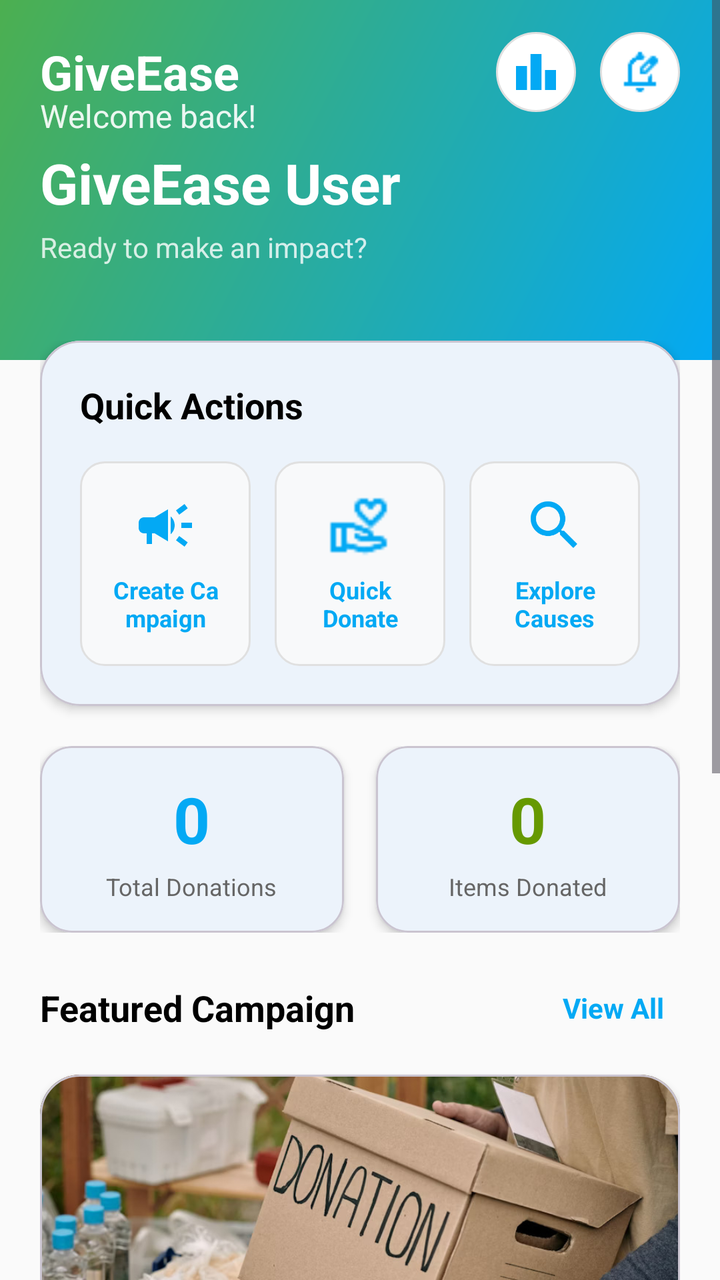
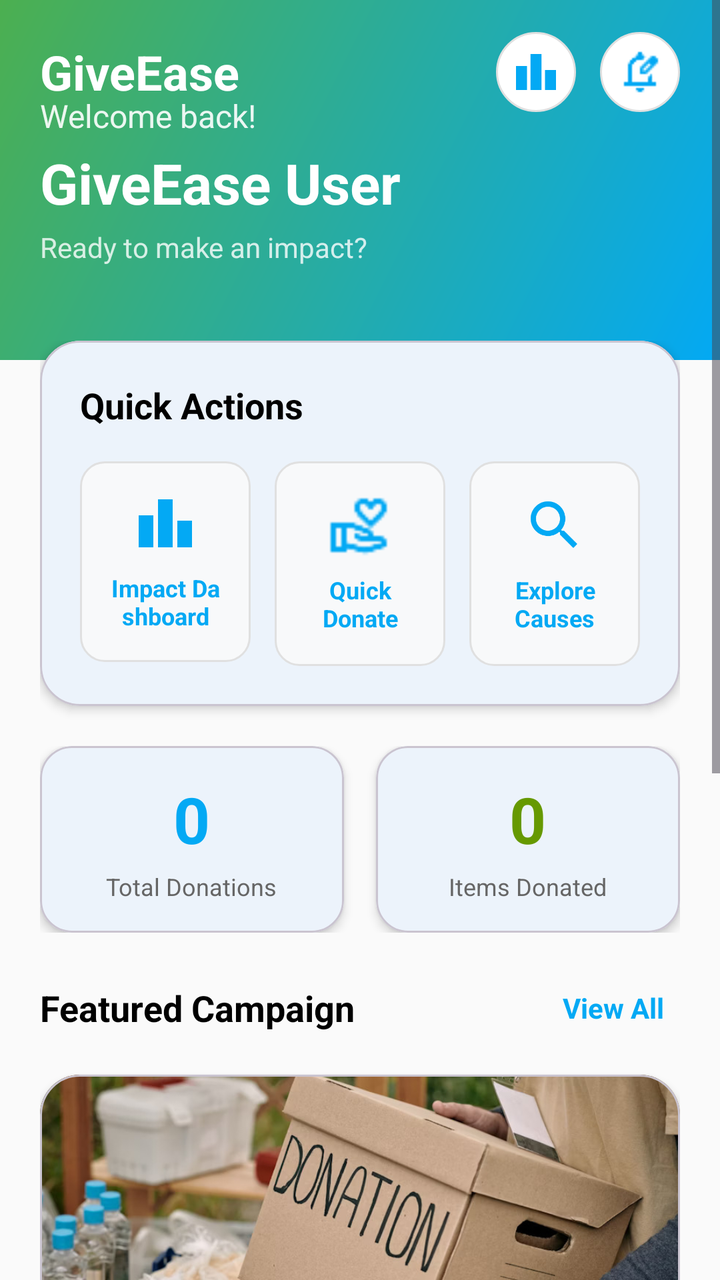

Screens rendered from an Android XML layout before and after an edit, with the pre-edit source and the edit as a unified diff.
<!-- AndroidManifest.xml: application theme Theme.GiveEase -->
<!-- res/layout/fragment_donor_home.xml -->
<?xml version="1.0" encoding="utf-8"?>
<ScrollView xmlns:android="http://schemas.android.com/apk/res/android"
    xmlns:app="http://schemas.android.com/apk/res-auto"
    android:layout_width="match_parent"
    android:layout_height="match_parent"
    android:background="@color/background"
    android:fillViewport="true">

    <LinearLayout
        android:layout_width="match_parent"
        android:layout_height="wrap_content"
        android:orientation="vertical">

        <RelativeLayout
            android:layout_width="match_parent"
            android:layout_height="180dp"
            android:background="@drawable/home_header_gradient">

            <LinearLayout
                android:layout_width="match_parent"
                android:layout_height="wrap_content"
                android:orientation="horizontal"
                android:gravity="center_vertical"
                android:paddingHorizontal="20dp"
                android:paddingTop="16dp"
                android:layout_alignParentTop="true">

                <LinearLayout
                    android:layout_width="0dp"
                    android:layout_weight="1"
                    android:layout_height="wrap_content"
                    android:orientation="vertical">

                    <TextView
                        android:layout_width="wrap_content"
                        android:layout_height="wrap_content"
                        android:text="GiveEase"
                        android:textSize="24sp"
                        android:textStyle="bold"
                        android:textColor="@android:color/white" />

                </LinearLayout>

                <LinearLayout
                    android:layout_width="wrap_content"
                    android:layout_height="wrap_content"
                    android:orientation="horizontal">

                    <ImageView
                        android:id="@+id/ivLeaderboard"
                        android:layout_width="40dp"
                        android:layout_height="40dp"
                        android:src="@drawable/ic_leaderboard1"
                        android:background="@drawable/circle_white_bg"
                        android:padding="8dp"
                        android:layout_marginEnd="12dp"
                        app:tint="@color/secondary" />

                    <ImageView
                        android:id="@+id/ivNotifications"
                        android:layout_width="40dp"
                        android:layout_height="40dp"
                        android:src="@drawable/ic_notification"
                        android:background="@drawable/circle_white_bg"
                        android:padding="8dp"
                        app:tint="@color/secondary" />
                </LinearLayout>
            </LinearLayout>

            <LinearLayout
                android:layout_width="match_parent"
                android:layout_height="wrap_content"
                android:orientation="vertical"
                android:layout_centerInParent="true"
                android:paddingHorizontal="20dp">

                <TextView
                    android:layout_width="wrap_content"
                    android:layout_height="wrap_content"
                    android:text="Welcome back!"
                    android:textSize="16sp"
                    android:textColor="@android:color/white"
                    android:alpha="0.9" />

                <TextView
                    android:id="@+id/tvUserName"
                    android:layout_width="wrap_content"
                    android:layout_height="wrap_content"
                    android:text="GiveEase User"
                    android:textSize="28sp"
                    android:textStyle="bold"
                    android:textColor="@android:color/white"
                    android:layout_marginTop="4dp" />

                <TextView
                    android:layout_width="wrap_content"
                    android:layout_height="wrap_content"
                    android:text="Ready to make an impact?"
                    android:textSize="14sp"
                    android:textColor="@android:color/white"
                    android:alpha="0.8"
                    android:layout_marginTop="4dp" />
            </LinearLayout>
        </RelativeLayout>

        <LinearLayout
            android:layout_width="match_parent"
            android:layout_height="wrap_content"
            android:orientation="vertical"
            android:padding="20dp"
            android:layout_marginTop="-30dp">

            <com.google.android.material.card.MaterialCardView
                android:layout_width="match_parent"
                android:layout_height="wrap_content"
                android:layout_marginBottom="20dp"
                app:cardCornerRadius="20dp"
                app:cardElevation="3dp"
                app:cardBackgroundColor="@android:color/white">

                <LinearLayout
                    android:layout_width="match_parent"
                    android:layout_height="wrap_content"
                    android:orientation="vertical"
                    android:padding="20dp">

                    <TextView
                        android:layout_width="wrap_content"
                        android:layout_height="wrap_content"
                        android:text="Quick Actions"
                        android:textSize="18sp"
                        android:textStyle="bold"
                        android:textColor="@android:color/black"
                        android:layout_marginBottom="16dp" />

                    <LinearLayout
                        android:layout_width="match_parent"
                        android:layout_height="wrap_content"
                        android:orientation="horizontal">

                        <LinearLayout
                            android:id="@+id/layoutDonateWithoutRequest"
                            android:layout_width="0dp"
                            android:layout_weight="1"
                            android:layout_height="wrap_content"
                            android:orientation="vertical"
                            android:gravity="center"
                            android:background="@drawable/action_button_bg"
                            android:clickable="true"
                            android:focusable="true"
                            android:padding="16dp"
                            android:layout_marginEnd="8dp">

                            <ImageView
                                android:layout_width="32dp"
                                android:layout_height="32dp"
                                android:src="@drawable/ic_campaign"
                                app:tint="@color/secondary"
                                android:layout_marginBottom="8dp" />

                            <TextView
                                android:layout_width="wrap_content"
                                android:layout_height="wrap_content"
                                android:text="Create Campaign"
                                android:textSize="12sp"
                                android:textStyle="bold"
                                android:textColor="@color/secondary"
                                android:gravity="center" />
                        </LinearLayout>

                        <LinearLayout
                            android:id="@+id/layoutQuickDonate"
                            android:layout_width="0dp"
                            android:layout_weight="1"
                            android:layout_height="wrap_content"
                            android:orientation="vertical"
                            android:gravity="center"
                            android:background="@drawable/action_button_bg"
                            android:clickable="true"
                            android:focusable="true"
                            android:padding="16dp"
                            android:layout_marginStart="4dp"
                            android:layout_marginEnd="4dp">

                            <ImageView
                                android:layout_width="32dp"
                                android:layout_height="32dp"
                                android:src="@drawable/ic_donation"
                                app:tint="@color/secondary"
                                android:layout_marginBottom="8dp" />

                            <TextView
                                android:layout_width="wrap_content"
                                android:layout_height="wrap_content"
                                android:text="Quick Donate"
                                android:textSize="12sp"
                                android:textStyle="bold"
                                android:textColor="@color/secondary"
                                android:gravity="center" />
                        </LinearLayout>

                        <LinearLayout
                            android:id="@+id/layoutExploreCauses"
                            android:layout_width="0dp"
                            android:layout_weight="1"
                            android:layout_height="wrap_content"
                            android:orientation="vertical"
                            android:gravity="center"
                            android:background="@drawable/action_button_bg"
                            android:clickable="true"
                            android:focusable="true"
                            android:padding="16dp"
                            android:layout_marginStart="8dp">

                            <ImageView
                                android:layout_width="32dp"
                                android:layout_height="32dp"
                                android:src="@drawable/ic_search"
                                app:tint="@color/secondary"
                                android:layout_marginBottom="8dp" />

                            <TextView
                                android:layout_width="wrap_content"
                                android:layout_height="wrap_content"
                                android:text="Explore Causes"
                                android:textSize="12sp"
                                android:textStyle="bold"
                                android:textColor="@color/secondary"
                                android:gravity="center" />
                        </LinearLayout>
                    </LinearLayout>
                </LinearLayout>
            </com.google.android.material.card.MaterialCardView>

            <LinearLayout
                android:layout_width="match_parent"
                android:layout_height="wrap_content"
                android:orientation="horizontal"
                android:layout_marginBottom="20dp">

                <com.google.android.material.card.MaterialCardView
                    android:layout_width="0dp"
                    android:layout_weight="1"
                    android:layout_height="wrap_content"
                    android:layout_marginEnd="8dp"
                    app:cardCornerRadius="16dp"
                    app:cardElevation="3dp"
                    app:cardBackgroundColor="@android:color/white">

                    <LinearLayout
                        android:layout_width="match_parent"
                        android:layout_height="match_parent"
                        android:gravity="center"
                        android:orientation="vertical"
                        android:padding="15dp">

                        <TextView
                            android:id="@+id/tvDonationsCount"
                            android:layout_width="wrap_content"
                            android:layout_height="wrap_content"
                            android:text="0"
                            android:textColor="@color/secondary"
                            android:textSize="32sp"
                            android:textStyle="bold" />

                        <TextView
                            android:layout_width="wrap_content"
                            android:layout_height="wrap_content"
                            android:layout_marginTop="4dp"
                            android:gravity="center"
                            android:text="Total Donations"
                            android:textColor="#666666"
                            android:textSize="12sp" />
                    </LinearLayout>
                </com.google.android.material.card.MaterialCardView>

                <com.google.android.material.card.MaterialCardView
                    android:layout_width="0dp"
                    android:layout_weight="1"
                    android:layout_height="wrap_content"
                    android:layout_marginStart="8dp"
                    app:cardCornerRadius="16dp"
                    app:cardElevation="3dp"
                    app:cardBackgroundColor="@android:color/white">

                    <LinearLayout
                        android:layout_width="match_parent"
                        android:layout_height="match_parent"
                        android:gravity="center"
                        android:orientation="vertical"
                        android:padding="15dp">

                        <TextView
                            android:id="@+id/tvTotalAmount"
                            android:layout_width="wrap_content"
                            android:layout_height="wrap_content"
                            android:text="0"
                            android:textColor="@android:color/holo_green_dark"
                            android:textSize="32sp"
                            android:textStyle="bold" />

                        <TextView
                            android:layout_width="wrap_content"
                            android:layout_height="wrap_content"
                            android:layout_marginTop="4dp"
                            android:gravity="center"
                            android:text="Items Donated"
                            android:textColor="#666666"
                            android:textSize="12sp" />
                    </LinearLayout>
                </com.google.android.material.card.MaterialCardView>
            </LinearLayout>

            <LinearLayout
                android:layout_width="match_parent"
                android:layout_height="wrap_content"
                android:orientation="horizontal"
                android:gravity="center_vertical"
                android:layout_marginBottom="16dp">

                <TextView
                    android:layout_width="0dp"
                    android:layout_weight="1"
                    android:layout_height="wrap_content"
                    android:text="Featured Campaign"
                    android:textSize="18sp"
                    android:textStyle="bold"
                    android:textColor="@android:color/black" />

                <TextView
                    android:id="@+id/tvViewAllCampaigns"
                    android:layout_width="wrap_content"
                    android:layout_height="wrap_content"
                    android:text="View All"
                    android:textSize="14sp"
                    android:textColor="@color/secondary"
                    android:textStyle="bold"
                    android:clickable="true"
                    android:focusable="true"
                    android:background="?attr/selectableItemBackground"
                    android:padding="8dp" />
            </LinearLayout>

            <com.google.android.material.card.MaterialCardView
                android:id="@+id/cardFeaturedCampaign"
                android:layout_width="match_parent"
                android:layout_height="wrap_content"
                android:layout_marginBottom="20dp"
                android:clickable="true"
                android:focusable="true"
                app:cardCornerRadius="20dp"
                app:cardElevation="3dp"
                app:cardBackgroundColor="@android:color/white">

                <LinearLayout
                    android:layout_width="match_parent"
                    android:layout_height="wrap_content"
                    android:orientation="vertical">

                    <ImageView
                        android:id="@+id/ivCampaignImage"
                        android:layout_width="match_parent"
                        android:layout_height="160dp"
                        android:src="@drawable/sample_compaign1"
                        android:scaleType="centerCrop" />

                    <LinearLayout
                        android:layout_width="match_parent"
                        android:layout_height="wrap_content"
                        android:orientation="vertical"
                        android:padding="20dp">

                        <TextView
                            android:id="@+id/tvFeaturedNgo"
                            android:layout_width="wrap_content"
                            android:layout_height="wrap_content"
                            android:text="Loading campaign..."
                            android:textSize="18sp"
                            android:textStyle="bold"
                            android:textColor="@android:color/black"
                            android:layout_marginBottom="16dp" />

                        <LinearLayout
                            android:layout_width="match_parent"
                            android:layout_height="wrap_content"
                            android:orientation="horizontal"
                            android:gravity="center_vertical"
                            android:layout_marginBottom="16dp">

                            <ProgressBar
                                android:id="@+id/progressBar"
                                style="?android:attr/progressBarStyleHorizontal"
                                android:layout_width="0dp"
                                android:layout_weight="1"
                                android:layout_height="8dp"
                                android:progress="0"
                                android:progressTint="@color/secondary"
                                android:progressBackgroundTint="#E0E0E0" />

                            <TextView
                                android:id="@+id/tvProgress"
                                android:layout_width="wrap_content"
                                android:layout_height="wrap_content"
                                android:text="0%"
                                android:textColor="@color/secondary"
                                android:textStyle="bold"
                                android:layout_marginStart="12dp" />
                        </LinearLayout>

                        <LinearLayout
                            android:layout_width="match_parent"
                            android:layout_height="wrap_content"
                            android:orientation="horizontal"
                            android:gravity="center_vertical">

                            <LinearLayout
                                android:layout_width="0dp"
                                android:layout_weight="1"
                                android:layout_height="wrap_content"
                                android:orientation="vertical">

                                <TextView
                                    android:id="@+id/tvCurrentAmount"
                                    android:layout_width="wrap_content"
                                    android:layout_height="wrap_content"
                                    android:text="0 items"
                                    android:textSize="16sp"
                                    android:textStyle="bold"
                                    android:textColor="@color/secondary" />

                                <TextView
                                    android:id="@+id/tvTargetAmount"
                                    android:layout_width="wrap_content"
                                    android:layout_height="wrap_content"
                                    android:text="of 0 items"
                                    android:textSize="12sp"
                                    android:textColor="#666666" />
                            </LinearLayout>

                            <com.google.android.material.button.MaterialButton
                                android:id="@+id/btnDonateFeatured"
                                android:layout_width="wrap_content"
                                android:layout_height="48dp"
                                android:text="Donate Now"
                                android:textSize="14sp"
                                android:textStyle="bold"
                                app:cornerRadius="24dp"
                                android:backgroundTint="@color/secondary"
                                android:paddingHorizontal="24dp" />
                        </LinearLayout>
                    </LinearLayout>
                </LinearLayout>
            </com.google.android.material.card.MaterialCardView>

            <LinearLayout
                android:layout_width="match_parent"
                android:layout_height="wrap_content"
                android:orientation="horizontal"
                android:gravity="center_vertical"
                android:layout_marginBottom="16dp">

                <TextView
                    android:layout_width="0dp"
                    android:layout_weight="1"
                    android:layout_height="wrap_content"
                    android:text="Recent Activity"
                    android:textSize="18sp"
                    android:textStyle="bold"
                    android:textColor="@android:color/black" />

                <TextView
                    android:id="@+id/tvViewAllActivity"
                    android:layout_width="wrap_content"
                    android:layout_height="wrap_content"
                    android:text="View All"
                    android:textSize="14sp"
                    android:textColor="@color/secondary"
                    android:textStyle="bold"
                    android:clickable="true"
                    android:focusable="true"
                    android:background="?attr/selectableItemBackground"
                    android:padding="8dp" />
            </LinearLayout>

            <com.google.android.material.card.MaterialCardView
                android:id="@+id/recentActivityCard"
                android:layout_width="match_parent"
                android:layout_height="wrap_content"
                android:layout_marginBottom="20dp"
                app:cardCornerRadius="16dp"
                app:cardElevation="2dp"
                app:cardBackgroundColor="@android:color/white">

                <LinearLayout
                    android:layout_width="match_parent"
                    android:layout_height="wrap_content"
                    android:orientation="horizontal"
                    android:padding="20dp"
                    android:gravity="center_vertical">

                    <ImageView
                        android:layout_width="48dp"
                        android:layout_height="48dp"
                        android:src="@drawable/ic_donation"
                        android:background="@drawable/circle_success_bg"
                        android:padding="12dp"
                        app:tint="@android:color/white" />

                    <LinearLayout
                        android:layout_width="0dp"
                        android:layout_weight="1"
                        android:layout_height="wrap_content"
                        android:orientation="vertical"
                        android:layout_marginStart="16dp">

                        <TextView
                            android:id="@+id/tvActivityTitle"
                            android:layout_width="wrap_content"
                            android:layout_height="wrap_content"
                            android:text="No recent activity"
                            android:textSize="16sp"
                            android:textStyle="bold"
                            android:textColor="@android:color/black" />

                        <TextView
                            android:id="@+id/tvActivitySubtitle"
                            android:layout_width="wrap_content"
                            android:layout_height="wrap_content"
                            android:text="Start donating today"
                            android:textSize="14sp"
                            android:textColor="#666666"
                            android:layout_marginTop="4dp" />
                    </LinearLayout>

                    <TextView
                        android:id="@+id/tvActivityAmount"
                        android:layout_width="wrap_content"
                        android:layout_height="wrap_content"
                        android:text="0 items"
                        android:textSize="18sp"
                        android:textStyle="bold"
                        android:textColor="@android:color/holo_green_dark" />
                </LinearLayout>
            </com.google.android.material.card.MaterialCardView>
        </LinearLayout>
    </LinearLayout>
</ScrollView>
<!-- resources referenced by this layout -->
<resources>
  <color name="background">#FAFAFA</color>
  <color name="secondary">#03A9F4</color>
  <!-- drawable action_button_bg (drawable) -->
  <shape xmlns:android="http://schemas.android.com/apk/res/android">
      <solid android:color="#F8F9FA" />
      <corners android:radius="12dp" />
      <stroke android:width="1dp" android:color="#E0E0E0" />
  </shape>
  <!-- drawable circle_success_bg (drawable) -->
  <shape xmlns:android="http://schemas.android.com/apk/res/android"
      android:shape="oval">
      <solid android:color="@android:color/holo_green_dark" />
  </shape>
  <!-- drawable circle_white_bg (drawable) -->
  <shape xmlns:android="http://schemas.android.com/apk/res/android"
      android:shape="oval">
      <solid android:color="@android:color/white" />
      <stroke android:width="1dp" android:color="#E0E0E0" />
  </shape>
  <!-- drawable home_header_gradient (drawable) -->
  <shape xmlns:android="http://schemas.android.com/apk/res/android">
      <gradient
          android:angle="135"
          android:startColor="@color/secondary"
          android:endColor="@color/primary"
          android:type="linear" />
  </shape>
  <!-- drawable ic_campaign (drawable) -->
  <vector xmlns:android="http://schemas.android.com/apk/res/android"
      android:width="24dp"
      android:height="24dp"
      android:viewportWidth="24"
      android:viewportHeight="24">
      <path
          android:fillColor="#FF000000"
          android:pathData="M18,11v2h4v-2h-4zM16,17.61c0.96,0.71 2.21,1.65 3.2,2.39 0.4,-0.53 0.8,-1.07 1.2,-1.6 -0.99,-0.74 -2.24,-1.68 -3.2,-2.4 -0.4,0.54 -0.8,1.07 -1.2,1.61zM20.4,5.6c-0.4,-0.53 -0.8,-1.07 -1.2,-1.6 -0.99,0.74 -2.24,1.68 -3.2,2.4 0.4,0.53 0.8,1.07 1.2,1.6 0.96,-0.72 2.21,-1.65 3.2,-2.4zM4,9c-1.1,0 -2,0.9 -2,2v2c0,1.1 0.9,2 2,2h1v4h2v-4h1l5,3L13,6L8,9L4,9zM15.5,12c0,-1.33 -0.58,-2.53 -1.5,-3.35v6.69c0.92,-0.81 1.5,-2.01 1.5,-3.34z"/>
  </vector>
  <!-- drawable ic_donation: png bitmap (drawable, 513 bytes) -->
  <!-- drawable ic_leaderboard1 (drawable) -->
  <vector xmlns:android="http://schemas.android.com/apk/res/android"
      android:width="24dp"
      android:height="24dp"
      android:viewportWidth="24"
      android:viewportHeight="24">
      <path
          android:fillColor="#FF000000"
          android:pathData="M7.5,21H2V9h5.5V21zM14.75,3h-5.5v18h5.5V3zM22,11h-5.5v10H22V11z"/>
  </vector>
  <!-- drawable ic_notification: png bitmap (drawable, 363 bytes) -->
  <!-- drawable ic_search (drawable) -->
  <vector xmlns:android="http://schemas.android.com/apk/res/android"
      android:width="24dp"
      android:height="24dp"
      android:viewportWidth="24"
      android:viewportHeight="24">
      <path
          android:fillColor="#FF000000"
          android:pathData="M15.5,14h-0.79l-0.28,-0.27C15.41,12.59 16,11.11 16,9.5 16,5.91 13.09,3 9.5,3S3,5.91 3,9.5 5.91,16 9.5,16c1.61,0 3.09,-0.59 4.23,-1.57l0.27,0.28v0.79l5,4.99L20.49,19l-4.99,-5zM9.5,14C7.01,14 5,11.99 5,9.5S7.01,5 9.5,5 14,7.01 14,9.5 11.99,14 9.5,14z"/>
  </vector>
  <style name="Theme.GiveEase" parent="Theme.Material3.Light.NoActionBar">
          
          <item name="colorPrimary">@color/primary_blue</item>
          <item name="colorOnPrimary">@color/white</item>
          <item name="colorSecondary">@color/teal_200</item>
          <item name="colorOnSecondary">@color/black</item>
  
          
          <item name="android:windowBackground">@color/background</item>
          <item name="colorSurface">@color/surface</item>
          <item name="colorOnSurface">@color/onSurface</item>
          <item name="colorOnBackground">@color/onBackground</item>
  
          
          <item name="android:statusBarColor" tools:targetApi="l">?attr/colorPrimary</item>
  
      </style>
  <color name="primary">#4CAF50</color>
  <color name="primary_blue">#1976D2</color>
  <color name="white">#FFFFFFFF</color>
  <color name="teal_200">#FF03DAC5</color>
  <color name="black">#FF000000</color>
  <color name="surface">#FFFFFF</color>
  <color name="onSurface">#212121</color>
  <color name="onBackground">#212121</color>
  <!-- unchanged entries left out for length: 1 -->
</resources>

<!-- the commit's change to res/layout/fragment_donor_home.xml (unified diff, before → after) -->
@@ -139,7 +139,7 @@
                         android:orientation="horizontal">
 
                         <LinearLayout
-                            android:id="@+id/layoutDonateWithoutRequest"
+                            android:id="@+id/layoutImpactDashboard"
                             android:layout_width="0dp"
                             android:layout_weight="1"
                             android:layout_height="wrap_content"
@@ -148,20 +148,20 @@
                             android:background="@drawable/action_button_bg"
                             android:clickable="true"
                             android:focusable="true"
-                            android:padding="16dp"
+                            android:padding="15dp"
                             android:layout_marginEnd="8dp">
 
                             <ImageView
                                 android:layout_width="32dp"
                                 android:layout_height="32dp"
-                                android:src="@drawable/ic_campaign"
+                                android:src="@drawable/ic_leaderboard1"
                                 app:tint="@color/secondary"
                                 android:layout_marginBottom="8dp" />
 
                             <TextView
                                 android:layout_width="wrap_content"
                                 android:layout_height="wrap_content"
-                                android:text="Create Campaign"
+                                android:text="Impact Dashboard"
                                 android:textSize="12sp"
                                 android:textStyle="bold"
                                 android:textColor="@color/secondary"
<!-- resource entries referenced after the edit -->
@@ -27,16 +27,6 @@
           android:endColor="@color/primary"
           android:type="linear" />
   </shape>
-  <!-- drawable ic_campaign (drawable) -->
-  <vector xmlns:android="http://schemas.android.com/apk/res/android"
-      android:width="24dp"
-      android:height="24dp"
-      android:viewportWidth="24"
-      android:viewportHeight="24">
-      <path
-          android:fillColor="#FF000000"
-          android:pathData="M18,11v2h4v-2h-4zM16,17.61c0.96,0.71 2.21,1.65 3.2,2.39 0.4,-0.53 0.8,-1.07 1.2,-1.6 -0.99,-0.74 -2.24,-1.68 -3.2,-2.4 -0.4,0.54 -0.8,1.07 -1.2,1.61zM20.4,5.6c-0.4,-0.53 -0.8,-1.07 -1.2,-1.6 -0.99,0.74 -2.24,1.68 -3.2,2.4 0.4,0.53 0.8,1.07 1.2,1.6 0.96,-0.72 2.21,-1.65 3.2,-2.4zM4,9c-1.1,0 -2,0.9 -2,2v2c0,1.1 0.9,2 2,2h1v4h2v-4h1l5,3L13,6L8,9L4,9zM15.5,12c0,-1.33 -0.58,-2.53 -1.5,-3.35v6.69c0.92,-0.81 1.5,-2.01 1.5,-3.34z"/>
-  </vector>
   <!-- drawable ic_donation: png bitmap (drawable, 513 bytes) -->
   <!-- drawable ic_leaderboard1 (drawable) -->
   <vector xmlns:android="http://schemas.android.com/apk/res/android"
